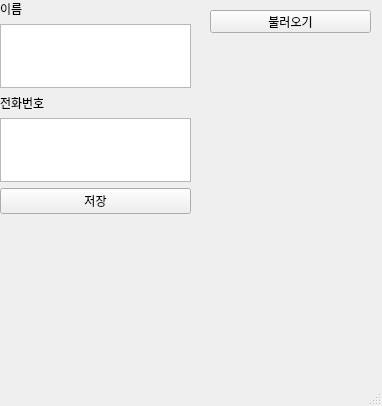
Qt form python_work/0915/friend.ui (dron512/ai230905) before a commit.
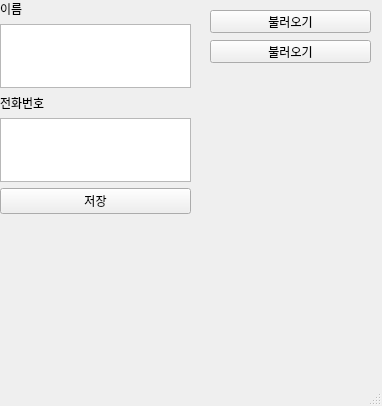
The same form after that commit.

What changed in the file:
```diff
--- a/python_work/0915/friend.ui
+++ b/python_work/0915/friend.ui
@@ -66,6 +66,19 @@
      <string>불러오기</string>
     </property>
    </widget>
+   <widget class="QPushButton" name="loadbtn_2">
+    <property name="geometry">
+     <rect>
+      <x>210</x>
+      <y>40</y>
+      <width>161</width>
+      <height>23</height>
+     </rect>
+    </property>
+    <property name="text">
+     <string>불러오기</string>
+    </property>
+   </widget>
   </widget>
   <widget class="QMenuBar" name="menubar">
    <property name="geometry">
```
